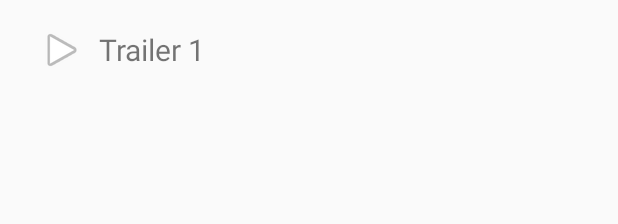
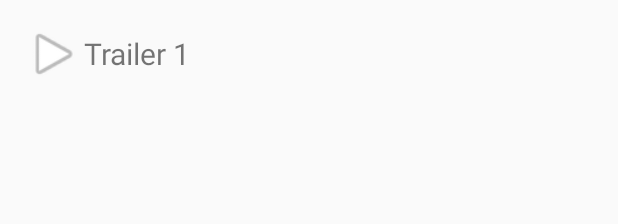
Before and after one commit to paladin952/UdacityMovieApp, an Android app: the layout trailers_list_row.xml on its own in the app's theme, with its tools: preview values and no code run, on a phone screen of 412 x 824 dp. Shown: the top 224 px of the screen. Run offline under Robolectric (Android 15) with nearby library versions, the phone set to English and light mode, and no system bars.

Commit message:
fix paddings

```diff
--- a/app/src/main/java/clpstudio/com/udacitymovieapp/ui/detail/DetailPresenter.java
+++ b/app/src/main/java/clpstudio/com/udacitymovieapp/ui/detail/DetailPresenter.java
@@ -70,7 +70,6 @@ public class DetailPresenter extends BaseMvpPresenter<DetailPresenter.View> {
                         }
                     } else {
                         view().hideSeeAllTrailersButton();
-                        //TODO
                     }
 
                     view().hideProgressTrailersAndReviews();
--- a/app/src/main/res/layout/trailers_list_row.xml
+++ b/app/src/main/res/layout/trailers_list_row.xml
@@ -3,16 +3,15 @@
               android:id="@+id/trailer_1"
               android:layout_width="match_parent"
               android:layout_height="wrap_content"
-              android:layout_marginTop="8dp"
               android:background="?android:attr/selectableItemBackground"
-              android:paddingLeft="16dp"
-              android:paddingRight="16dp">
+              android:padding="16dp">
 
-    <ImageButton
+    <ImageView
         android:id="@+id/trailer_1_play_button"
-        android:layout_width="50dp"
-        android:layout_height="50dp"
+        android:layout_width="40dp"
+        android:layout_height="40dp"
         android:background="@android:color/transparent"
+        android:scaleType="fitCenter"
         android:src="@android:drawable/ic_media_play"/>
 
     <TextView
```
Also changed, not shown: app/src/main/res/layout/activity_detail.xml (+5 -6 lines).
